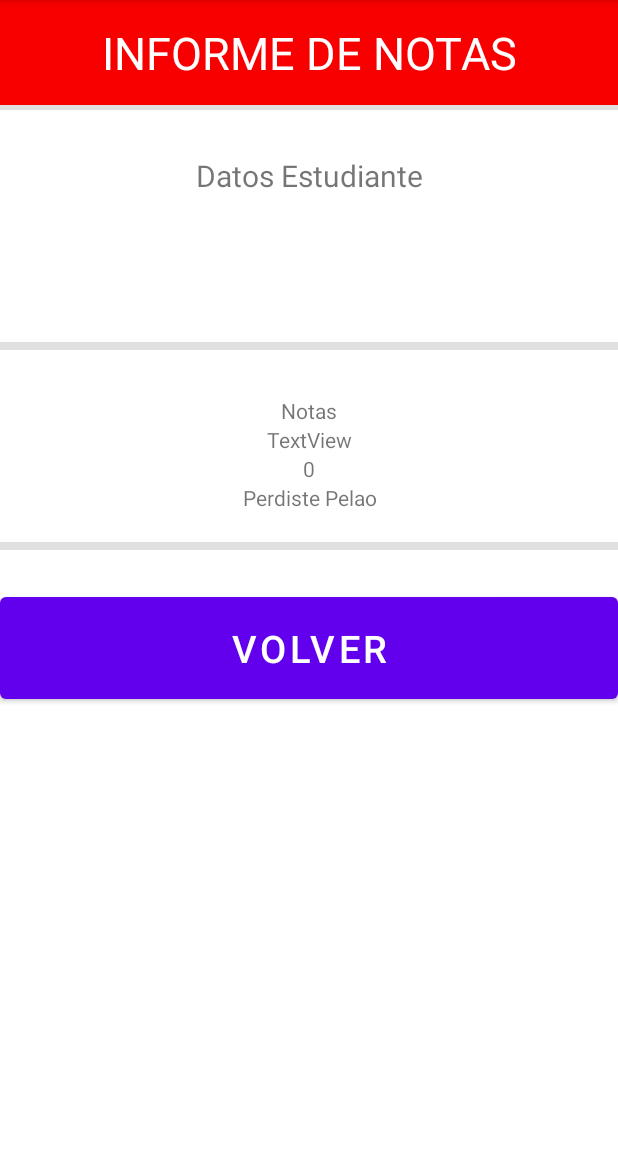
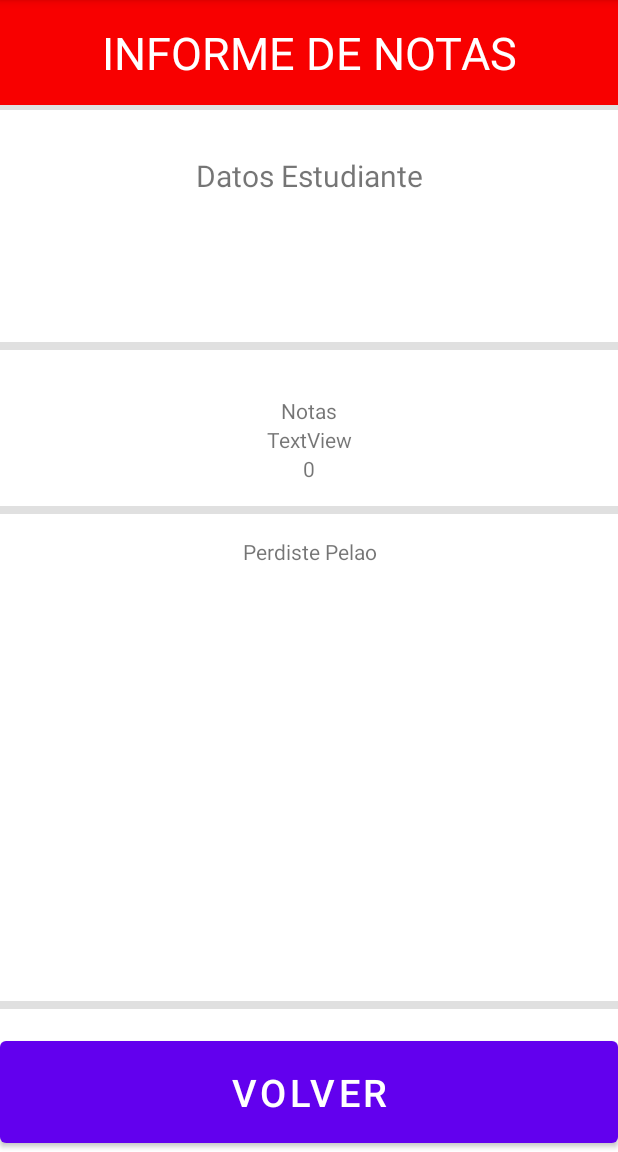
Before and after one commit to Crisjaroca/Laboratorio-Promedio, an Android app: the InformeActivity screen opened directly, with no data from a screen before it, on a phone screen of 412 x 824 dp, the part 84-1236 px from its top. Run offline under Robolectric (Android 15) with nearby library versions, the phone set to English and light mode, and no system bars; 3 statements that could not run were skipped.

Commit message:
Diseño Interfaces v0.4.9.2

```diff
--- a/app/src/main/res/layout/activity_informe.xml
+++ b/app/src/main/res/layout/activity_informe.xml
@@ -122,31 +122,43 @@
             android:text="TextView"
             android:textAlignment="center" />
 
-        <TextView
-            android:id="@+id/mensajeProm"
-            android:layout_width="match_parent"
-            android:layout_height="wrap_content"
-            android:text="TextView"
-            android:textAlignment="center" />
     </LinearLayout>
+
+    <View
+        android:id="@+id/divider7"
+        android:layout_width="match_parent"
+        android:layout_height="5dp"
+        android:layout_marginTop="15dp"
+        android:background="?android:attr/listDivider"
+        app:layout_constraintTop_toBottomOf="@+id/linearLayout5"
+        tools:layout_editor_absoluteX="0dp" />
+
+    <TextView
+        android:id="@+id/mensajeProm"
+        android:layout_width="match_parent"
+        android:layout_height="wrap_content"
+        android:layout_marginTop="15dp"
+        android:text="TextView"
+        android:textAlignment="center"
+        app:layout_constraintTop_toBottomOf="@+id/divider7"
+        tools:layout_editor_absoluteX="0dp" />
 
     <View
         android:id="@+id/divider6"
         android:layout_width="match_parent"
         android:layout_height="5dp"
-        android:layout_marginTop="20dp"
+        android:layout_marginBottom="15dp"
         android:background="?android:attr/listDivider"
-        app:layout_constraintTop_toBottomOf="@+id/linearLayout5"
+        app:layout_constraintBottom_toTopOf="@+id/volverBtn"
         tools:layout_editor_absoluteX="16dp" />
 
     <Button
         android:id="@+id/volverBtn"
         android:layout_width="fill_parent"
         android:layout_height="80dp"
-        android:layout_marginTop="25dp"
         android:text="Volver"
         android:textSize="25dp"
-        app:layout_constraintTop_toBottomOf="@+id/divider6" />
+        app:layout_constraintBottom_toBottomOf="parent" />
 
     <TextView
         android:id="@+id/notaSumaInfo"
```
